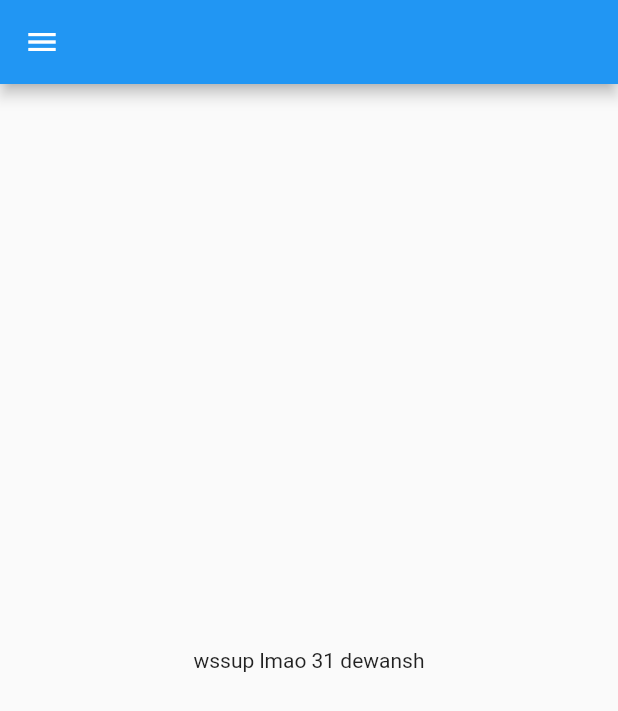
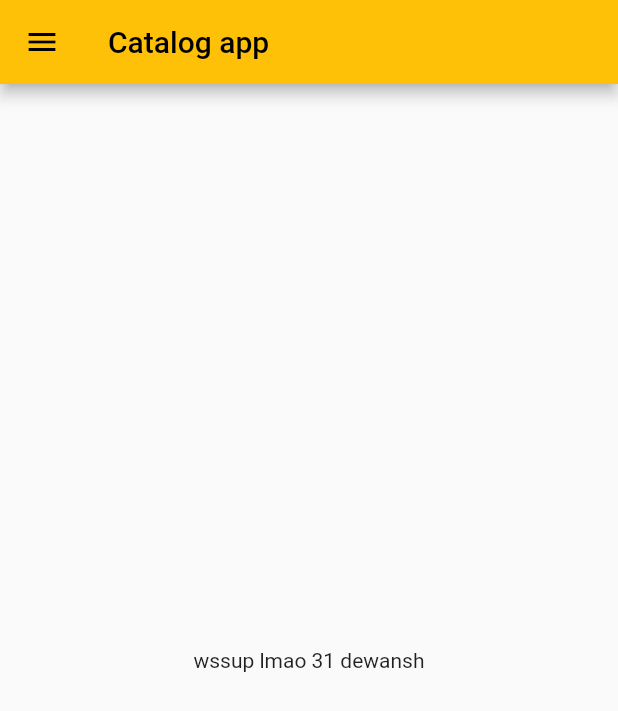
Before and after one commit to Dewansh07/learningdart, a Flutter app: the screen it shows after launch, on a phone screen of 412 x 824 dp. Shown: the top 711 px of the screen. Run offline on Flutter 3.47's test engine with Material 2 defaults, Android fonts, the phone set to English and light mode, and no system bars.

Commit message:
day3 done

```diff
--- a/lib/main.dart
+++ b/lib/main.dart
@@ -1,5 +1,6 @@
 import 'package:flutter/material.dart';
-import 'package:learningdart/home_page.dart';
+import 'package:learningdart/pages/home_page.dart';
+import 'package:learningdart/pages/login_page.dart';
 
 void main() {
   runApp(const MyApp());
@@ -12,7 +13,17 @@
   @override
   Widget build(BuildContext context) {
     return MaterialApp(
-      home: Homepage(),
+      //home: Homepage(), ek hi baar dena hai niche routes main de diya toh hatao
+      themeMode: ThemeMode.light,
+      theme: ThemeData(primarySwatch: Colors.amber),
+      darkTheme: ThemeData(primarySwatch: Colors.cyan),
+      debugShowCheckedModeBanner: false,
+      initialRoute: "/home",
+      routes: {
+        "/": (context) => const LoginPage(),
+        "/home": (context) => const Homepage(),
+        "/login": (context) => const LoginPage(),
+      },
     );
   }
 }
--- a/lib/home_page.dart
+++ b/lib/pages/home_page.dart
@@ -3,16 +3,20 @@
 class Homepage extends StatelessWidget {
   final int days = 31;
   final String hm = "dewansh";
+
+  const Homepage({super.key});
   @override
   Widget build(BuildContext context) {
     return Scaffold(
-      appBar: AppBar(),
+      appBar: AppBar(
+        title: const Text("Catalog app"),
+      ),
       body: Center(
         child: Container(
           child: Text("wssup lmao $days $hm"),
         ),
       ),
-      drawer: Drawer(),
+      drawer: const Drawer(),
     );
   }
 }
```
Also changed, not shown: lib/pages/login_page.dart (added, +20 -0 lines).
